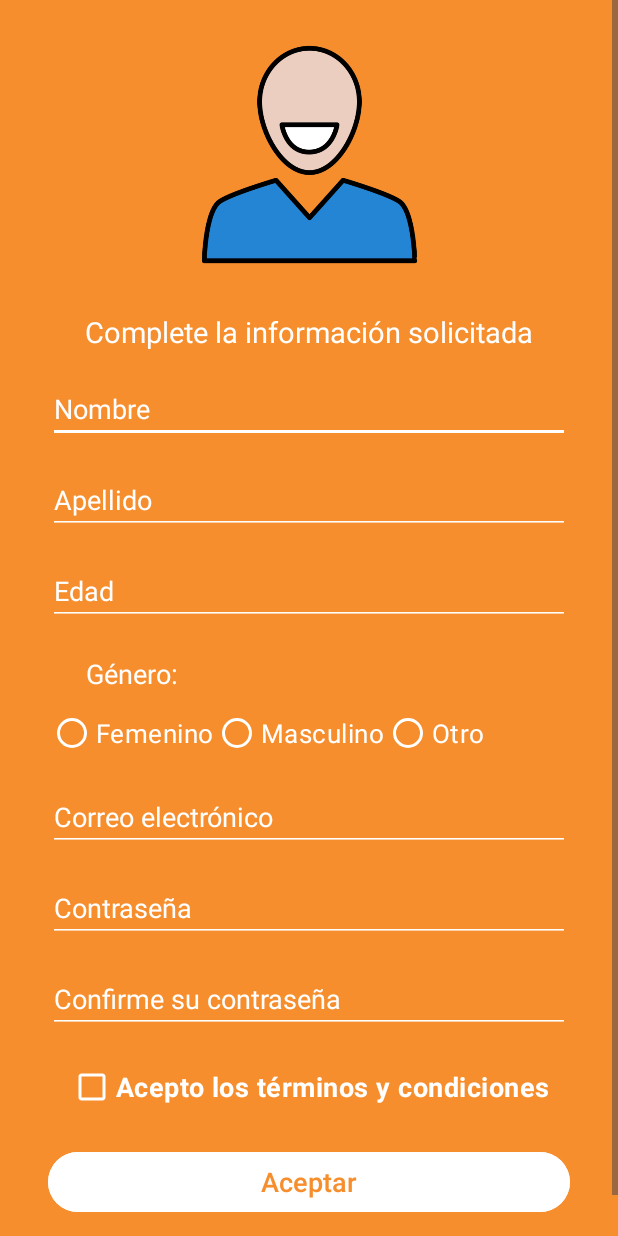
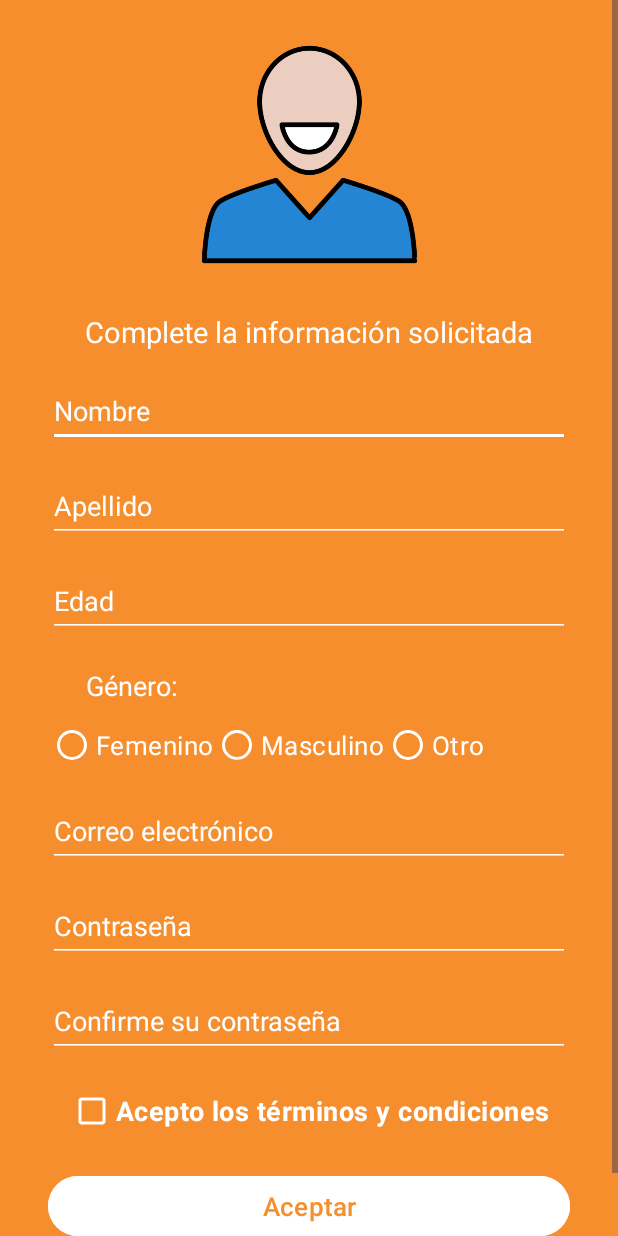
Before and after one commit to brxwny/Actividad1_2, an Android app: the RegistrarseActivity screen opened directly, with no data from a screen before it, on a phone screen of 412 x 824 dp. Run offline under Robolectric (Android 15) with nearby library versions, the phone set to English and light mode, and no system bars.

Commit message:
Más correcciones vistas dispositivo físico

```diff
--- a/app/src/main/res/layout/activity_registrarse.xml
+++ b/app/src/main/res/layout/activity_registrarse.xml
@@ -17,7 +17,7 @@
         <EditText
             android:id="@+id/txtRegisterPass2"
             android:layout_width="match_parent"
-            android:layout_height="wrap_content"
+            android:layout_height="48dp"
             android:layout_marginStart="32dp"
             android:layout_marginTop="15dp"
             android:layout_marginEnd="32dp"
@@ -60,7 +60,7 @@
         <EditText
             android:id="@+id/txtNombre"
             android:layout_width="match_parent"
-            android:layout_height="wrap_content"
+            android:layout_height="48dp"
             android:layout_marginStart="32dp"
             android:layout_marginTop="16dp"
             android:layout_marginEnd="32dp"
@@ -78,7 +78,7 @@
         <EditText
             android:id="@+id/txtApellido"
             android:layout_width="match_parent"
-            android:layout_height="wrap_content"
+            android:layout_height="48dp"
             android:layout_marginStart="32dp"
             android:layout_marginTop="15dp"
             android:layout_marginEnd="32dp"
@@ -96,7 +96,7 @@
         <EditText
             android:id="@+id/intEdad"
             android:layout_width="match_parent"
-            android:layout_height="wrap_content"
+            android:layout_height="48dp"
             android:layout_marginStart="32dp"
             android:layout_marginTop="15dp"
             android:layout_marginEnd="32dp"
@@ -168,7 +168,7 @@
         <EditText
             android:id="@+id/txtRegisterCorreo"
             android:layout_width="match_parent"
-            android:layout_height="wrap_content"
+            android:layout_height="48dp"
             android:layout_marginStart="32dp"
             android:layout_marginEnd="32dp"
             android:backgroundTint="@color/white"
@@ -185,7 +185,7 @@
         <EditText
             android:id="@+id/txtRegisterPassConfirm"
             android:layout_width="match_parent"
-            android:layout_height="wrap_content"
+            android:layout_height="48dp"
             android:layout_marginStart="32dp"
             android:layout_marginTop="15dp"
             android:layout_marginEnd="32dp"
@@ -227,7 +227,7 @@
             android:backgroundTint="@color/white"
             android:text="@string/btnAceptar"
             android:textColor="@color/naranjaest"
-            android:textSize="18sp"
+            android:textSize="17sp"
             app:layout_constraintBottom_toBottomOf="parent"
             app:layout_constraintEnd_toEndOf="parent"
             app:layout_constraintStart_toStartOf="parent"
```
